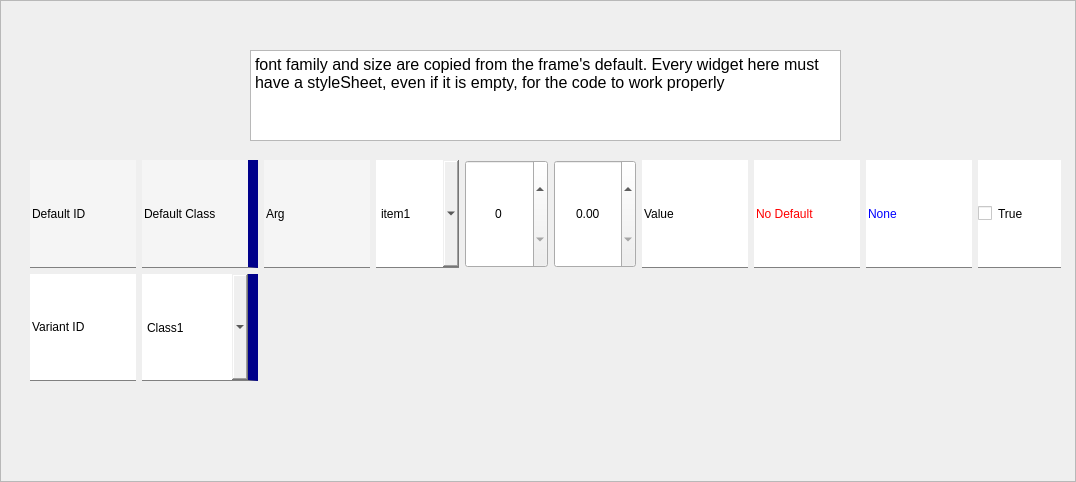
Qt form frontend/designer_templates/edit_window/widgets_frame.ui (tomaslibanomonteiro/Thesis-code) before a commit.
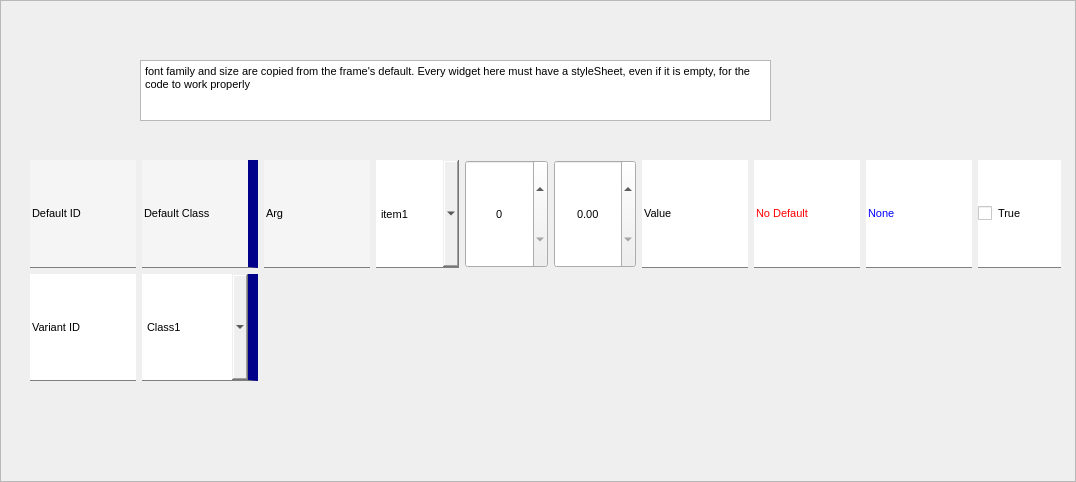
The same form after that commit.

Commit message: fixed switch page regarding empty options

What changed in the file:
```diff
--- a/frontend/designer_templates/edit_window/widgets_frame.ui
+++ b/frontend/designer_templates/edit_window/widgets_frame.ui
@@ -10,6 +10,11 @@
     <height>482</height>
    </rect>
   </property>
+  <property name="font">
+   <font>
+    <pointsize>8</pointsize>
+   </font>
+  </property>
   <property name="windowTitle">
    <string>Frame</string>
   </property>
@@ -299,21 +304,17 @@
     </item>
    </layout>
   </widget>
-  <widget class="QTextBrowser" name="textBrowser">
+  <widget class="QPlainTextEdit" name="plainTextEdit">
    <property name="geometry">
     <rect>
-     <x>250</x>
-     <y>50</y>
-     <width>591</width>
-     <height>91</height>
+     <x>140</x>
+     <y>60</y>
+     <width>631</width>
+     <height>61</height>
     </rect>
    </property>
-   <property name="html">
-    <string>&lt;!DOCTYPE HTML PUBLIC &quot;-//W3C//DTD HTML 4.0//EN&quot; &quot;http://www.w3.org/TR/REC-html40/strict.dtd&quot;&gt;
-&lt;html&gt;&lt;head&gt;&lt;meta name=&quot;qrichtext&quot; content=&quot;1&quot; /&gt;&lt;style type=&quot;text/css&quot;&gt;
-p, li { white-space: pre-wrap; }
-&lt;/style&gt;&lt;/head&gt;&lt;body style=&quot; font-family:'MS Shell Dlg 2'; font-size:7.8pt; font-weight:400; font-style:normal;&quot;&gt;
-&lt;p style=&quot; margin-top:0px; margin-bottom:0px; margin-left:0px; margin-right:0px; -qt-block-indent:0; text-indent:0px;&quot;&gt;&lt;span style=&quot; font-family:'MS Gothic'; font-size:12pt;&quot;&gt;font family and size are copied from the frame's default. Every widget here must have a styleSheet, even if it is empty, for the code to work properly&lt;/span&gt;&lt;/p&gt;&lt;/body&gt;&lt;/html&gt;</string>
+   <property name="plainText">
+    <string>font family and size are copied from the frame's default. Every widget here must have a styleSheet, even if it is empty, for the code to work properly</string>
    </property>
   </widget>
  </widget>
```
The commit also changes 2 other files.
